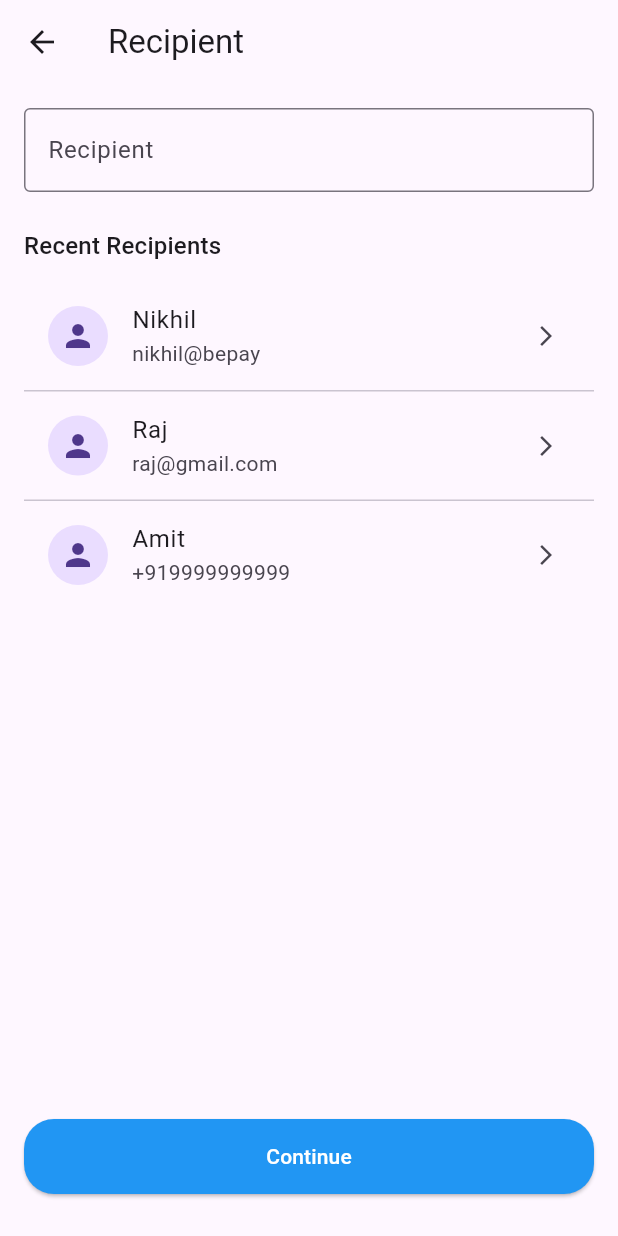
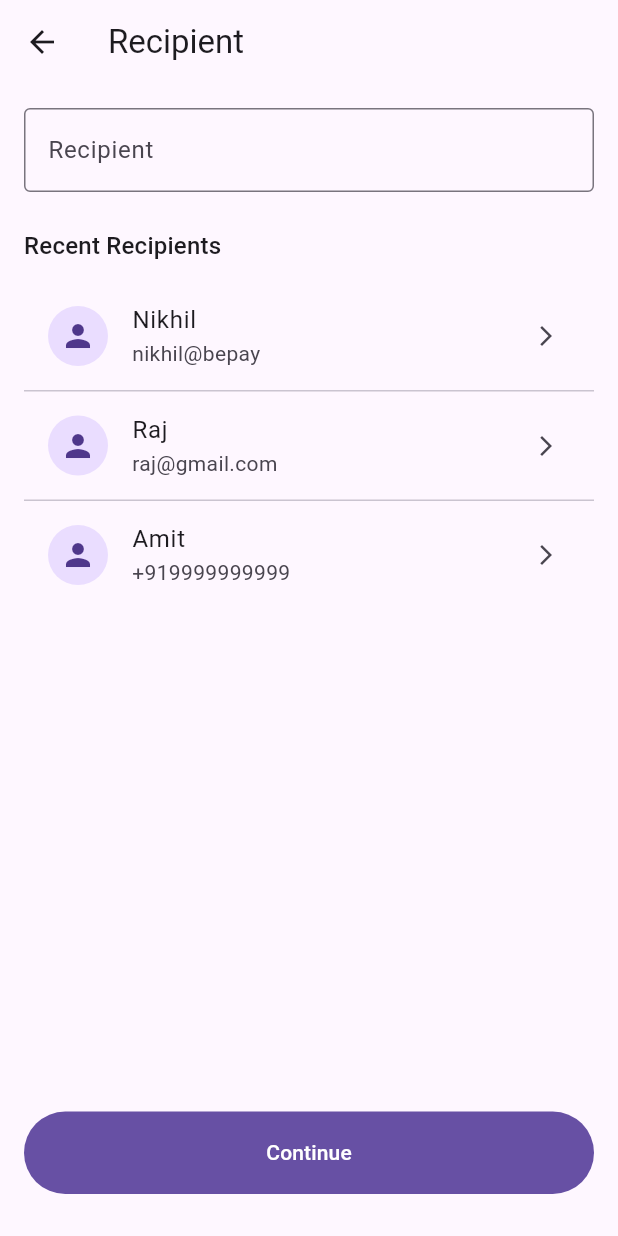
Before and after one commit to jignasa06/crypto-bepay, a Flutter app: the screen it shows after launch, after a tap on "Send", on a phone screen of 412 x 824 dp. Run offline on Flutter 3.47's test engine with Material 3 defaults, Android fonts, the phone set to English and light mode, and no system bars; our stand-ins replace equatable, flutter_riverpod, go_router.

Commit message:
fix: ui bug fixed

```diff
--- a/lib/features/recipient/presentation/screens/recipient_screen.dart
+++ b/lib/features/recipient/presentation/screens/recipient_screen.dart
@@ -1,8 +1,6 @@
 import 'package:crypto_bepay/core/router/app_router.dart';
 import 'package:crypto_bepay/providers/send_flow_notifier.dart';
-import 'package:flutter/cupertino.dart';
 import 'package:flutter/material.dart';
-import 'package:flutter/src/widgets/framework.dart';
 import 'package:flutter_riverpod/flutter_riverpod.dart';
 import 'package:go_router/go_router.dart';
 
@@ -10,10 +8,11 @@ import '../../../../core/validators/recipient_validator.dart';
 import 'providers/recipient_provider.dart';
 import '../../../../shared/enums/recipient_type.dart';
 import '../../../../shared/models/recipient.dart';
-import '../../../amount/presentation/screens/amount_screen.dart';
 import '../widgets/recipient_tile.dart';
 
 class RecipientScreen extends ConsumerStatefulWidget {
+  const RecipientScreen({super.key});
+
   @override
   ConsumerState<ConsumerStatefulWidget> createState() =>
       _RecipientScreenState();
@@ -84,7 +83,7 @@ class _RecipientScreenState extends ConsumerState<RecipientScreen> {
                 data: (recipients) {
                   return ListView.separated(
                     itemCount: recipients.length,
-                    separatorBuilder: (_, __) => const Divider(height: 1),
+                    separatorBuilder: (_, _) => const Divider(height: 1),
                     itemBuilder: (context, index) {
                       final recipient = recipients[index];
 
@@ -102,23 +101,12 @@ class _RecipientScreenState extends ConsumerState<RecipientScreen> {
                     Center(child: Text(error.toString())),
               ),
             ),
-
             SizedBox(
               width: double.infinity,
-              child: ElevatedButton(
-                style: ElevatedButton.styleFrom(
-                  backgroundColor: Colors.blue, // Button background color
-                  foregroundColor: Colors.white, // Text/Icon color
-                  padding: const EdgeInsets.symmetric(
-                    horizontal: 30,
-                    vertical: 15,
-                  ),
-                  shape: RoundedRectangleBorder(
-                    borderRadius: BorderRadius.circular(20), // Rounded corners
-                  ),
-                ),
+              height: 55,
+              child: FilledButton(
                 onPressed: _continue,
-                child: const Text('Continue'),
+                child: const Text("Continue"),
               ),
             ),
             const SizedBox(height: 12),
--- a/lib/features/wallet/presentation/screens/wallet_screen.dart
+++ b/lib/features/wallet/presentation/screens/wallet_screen.dart
@@ -1,13 +1,12 @@
 import 'package:crypto_bepay/features/wallet/presentation/widgets/token_card.dart';
 import 'package:flutter/material.dart';
-import 'package:flutter/src/widgets/framework.dart';
 import 'package:flutter_riverpod/flutter_riverpod.dart';
 import 'package:go_router/go_router.dart';
 
 import '../../../../core/router/app_router.dart';
 import '../../../../providers/send_flow_notifier.dart';
 import '../providers/wallet_provider.dart';
-import '../../../recipient/presentation/screens/recipient_screen.dart';
+
 
 class WalletScreen extends ConsumerWidget {
   const WalletScreen({super.key});
--- a/lib/features/wallet/presentation/widgets/token_card.dart
+++ b/lib/features/wallet/presentation/widgets/token_card.dart
@@ -33,8 +33,7 @@ class TokenCard extends StatelessWidget {
 
                 const SizedBox(width: 12),
 
-                Expanded(
-                  child: Column(
+                Column(
                   crossAxisAlignment:
                   CrossAxisAlignment.start,
                   children: [
@@ -49,13 +48,6 @@ class TokenCard extends StatelessWidget {
                       '${token.name} • ${token.network}',
                     ),
                   ],
-                  ),
-                ),
-
-                TextButton.icon(
-                  onPressed: onSend,
-                  icon: const Icon(Icons.send),
-                  label: const Text('Send'),
                 ),
               ],
             ),
@@ -83,6 +75,12 @@ class TokenCard extends StatelessWidget {
                 ),
               ],
             ),
+            const SizedBox(height: 8),
+            TextButton.icon(
+              onPressed: onSend,
+              icon: const Icon(Icons.send),
+              label: const Text('Send'),
+            ),
           ],
         ),
       ),
```
Also changed, not shown: lib/features/amount/presentation/screens/amount_screen.dart (+27 -7 lines), lib/features/amount/presentation/widgets/continue_button.dart (deleted, +0 -44 lines), lib/features/review/presentation/screens/review_screen.dart (+1 -6 lines), lib/features/transaction/presentation/screens/transaction_result_screen.dart (+5 -2 lines), lib/providers/send_flow_notifier.dart (+6 -3 lines). Lines whose indentation alone changed are shown as unchanged.
